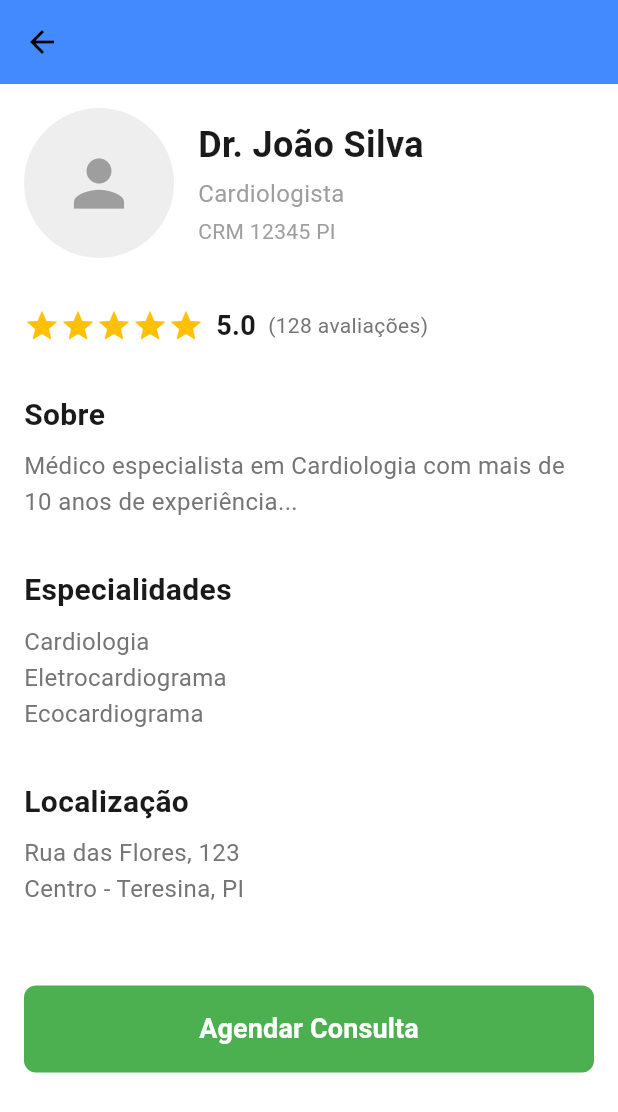
After one commit to HeitorLouzeiroRepositoryIFPI/agenda_saude, a Flutter app: the PerfilProfissionalPage screen opened directly, on a phone screen of 412 x 824 dp. The commit adds this screen. Shown: the top 1112 px of the screen. Run offline on Flutter 3.47's test engine with Material 3 defaults, Android fonts, the phone set to English and light mode, and no system bars; our stand-ins replace go_router.

Commit message:
feat: Tela de ver as informções do medico.

```diff
--- /dev/null
+++ b/lib/app/modules/professional_profile/perfil_profissional_page.dart
@@ -0,0 +1,47 @@
+import 'package:flutter/material.dart';
+import 'widgets/cabecalho_perfil.dart';
+import 'widgets/secao_avaliacao.dart';
+import 'widgets/secao_info.dart';
+import 'widgets/botao_agendar.dart';
+
+class PerfilProfissionalPage extends StatelessWidget {
+  const PerfilProfissionalPage({super.key});
+
+  @override
+  Widget build(BuildContext context) {
+    return Scaffold(
+      backgroundColor: Colors.white,
+      appBar: AppBar(
+        backgroundColor: Colors.blueAccent,
+        elevation: 0,
+        leading: IconButton(
+          icon: const Icon(Icons.arrow_back, color: Colors.black),
+          onPressed: () => Navigator.pop(context),
+        ),
+      ),
+      body: SingleChildScrollView(
+        child: Column(
+          crossAxisAlignment: CrossAxisAlignment.start,
+          children: [
+            CabecalhoPerfil(),
+            SecaoAvaliacao(),
+            SecaoInfo(
+              titulo: 'Sobre',
+              conteudo: 'Médico especialista em Cardiologia com mais de 10 anos de experiência...',
+            ),
+            SecaoInfo(
+              titulo: 'Especialidades',
+              conteudo: 'Cardiologia\nEletrocardiograma\nEcocardiograma',
+            ),
+            SecaoInfo(
+              titulo: 'Localização',
+              conteudo: 'Rua das Flores, 123\nCentro - Teresina, PI',
+            ),
+            SizedBox(height: 20),
+            BotaoAgendar(),
+          ],
+        ),
+      ),
+    );
+  }
+}
--- /dev/null
+++ b/lib/app/modules/professional_profile/widgets/botao_agendar.dart
@@ -0,0 +1,33 @@
+import 'package:flutter/material.dart';
+
+class BotaoAgendar extends StatelessWidget {
+  const BotaoAgendar({super.key});
+
+  @override
+  Widget build(BuildContext context) {
+    return Container(
+      padding: const EdgeInsets.all(16),
+      width: double.infinity,
+      child: ElevatedButton(
+        onPressed: () {
+          // Implementar navegação para tela de agendamento
+        },
+        style: ElevatedButton.styleFrom(
+          backgroundColor: const Color(0xFF4CAF50),
+          padding: const EdgeInsets.symmetric(vertical: 16),
+          shape: RoundedRectangleBorder(
+            borderRadius: BorderRadius.circular(8),
+          ),
+        ),
+        child: const Text(
+          'Agendar Consulta',
+          style: TextStyle(
+            fontSize: 18,
+            fontWeight: FontWeight.bold,
+            color: Colors.white,
+          ),
+        ),
+      ),
+    );
+  }
+}
--- /dev/null
+++ b/lib/app/modules/professional_profile/widgets/cabecalho_perfil.dart
@@ -0,0 +1,52 @@
+import 'package:flutter/material.dart';
+
+class CabecalhoPerfil extends StatelessWidget {
+  const CabecalhoPerfil({super.key});
+
+  @override
+  Widget build(BuildContext context) {
+    return Container(
+      padding: const EdgeInsets.all(16),
+      child: Row(
+        children: [
+          CircleAvatar(
+            radius: 50,
+            backgroundColor: Colors.grey[200],
+            child: const Icon(Icons.person, size: 50, color: Colors.grey),
+          ),
+          const SizedBox(width: 16),
+          Expanded(
+            child: Column(
+              crossAxisAlignment: CrossAxisAlignment.start,
+              children: const [
+                Text(
+                  'Dr. João Silva',
+                  style: TextStyle(
+                    fontSize: 24,
+                    fontWeight: FontWeight.bold,
+                  ),
+                ),
+                SizedBox(height: 4),
+                Text(
+                  'Cardiologista',
+                  style: TextStyle(
+                    fontSize: 16,
+                    color: Colors.grey,
+                  ),
+                ),
+                SizedBox(height: 4),
+                Text(
+                  'CRM 12345 PI',
+                  style: TextStyle(
+                    fontSize: 14,
+                    color: Colors.grey,
+                  ),
+                ),
+              ],
+            ),
+          ),
+        ],
+      ),
+    );
+  }
+}
--- /dev/null
+++ b/lib/app/modules/professional_profile/widgets/secao_avaliacao.dart
@@ -0,0 +1,42 @@
+import 'package:flutter/material.dart';
+
+class SecaoAvaliacao extends StatelessWidget {
+  const SecaoAvaliacao({super.key});
+
+  @override
+  Widget build(BuildContext context) {
+    return Container(
+      padding: const EdgeInsets.all(16),
+      child: Row(
+        children: [
+          Row(
+            children: List.generate(
+              5,
+              (index) => const Icon(
+                Icons.star,
+                color: Colors.amber,
+                size: 24,
+              ),
+            ),
+          ),
+          const SizedBox(width: 8),
+          const Text(
+            '5.0',
+            style: TextStyle(
+              fontSize: 18,
+              fontWeight: FontWeight.bold,
+            ),
+          ),
+          const SizedBox(width: 8),
+          Text(
+            '(128 avaliações)',
+            style: TextStyle(
+              fontSize: 14,
+              color: Colors.grey[600],
+            ),
+          ),
+        ],
+      ),
+    );
+  }
+}
--- /dev/null
+++ b/lib/app/modules/professional_profile/widgets/secao_info.dart
@@ -0,0 +1,40 @@
+import 'package:flutter/material.dart';
+
+class SecaoInfo extends StatelessWidget {
+  final String titulo;
+  final String conteudo;
+
+  const SecaoInfo({
+    super.key,
+    required this.titulo,
+    required this.conteudo,
+  });
+
+  @override
+  Widget build(BuildContext context) {
+    return Container(
+      padding: const EdgeInsets.all(16),
+      child: Column(
+        crossAxisAlignment: CrossAxisAlignment.start,
+        children: [
+          Text(
+            titulo,
+            style: const TextStyle(
+              fontSize: 20,
+              fontWeight: FontWeight.bold,
+            ),
+          ),
+          const SizedBox(height: 8),
+          Text(
+            conteudo,
+            style: TextStyle(
+              fontSize: 16,
+              color: Colors.grey[600],
+              height: 1.5,
+            ),
+          ),
+        ],
+      ),
+    );
+  }
+}
--- a/lib/core/routes/app_router.dart
+++ b/lib/core/routes/app_router.dart
@@ -1,6 +1,7 @@
 import 'package:flutter/material.dart';
 import 'package:go_router/go_router.dart';
 import '../../app/modules/splash/splash_view.dart';
+import '../../app/modules/professional_profile/perfil_profissional_page.dart';
 import '../../app/modules/pre_login/pre_login_view.dart';
 import '../../app/modules/login/login_view.dart';
 import '../../app/modules/home/patient/patient_home_view.dart';
@@ -44,11 +45,7 @@ final goRouter = GoRouter(
     GoRoute(
       path: '/doctor/:id',
       name: 'doctorProfile',
-      builder: (context, state) => Scaffold(
-        body: Center(
-          child: Text('Perfil do Médico ${state.pathParameters['id']}'),
-        ),
-      ),
+      builder: (context, state) => const PerfilProfissionalPage(),
     ),
     GoRoute(
       path: '/schedule',
```
Also changed, not shown: figma/Perfil do profissional para paciente-1.png (deleted).
